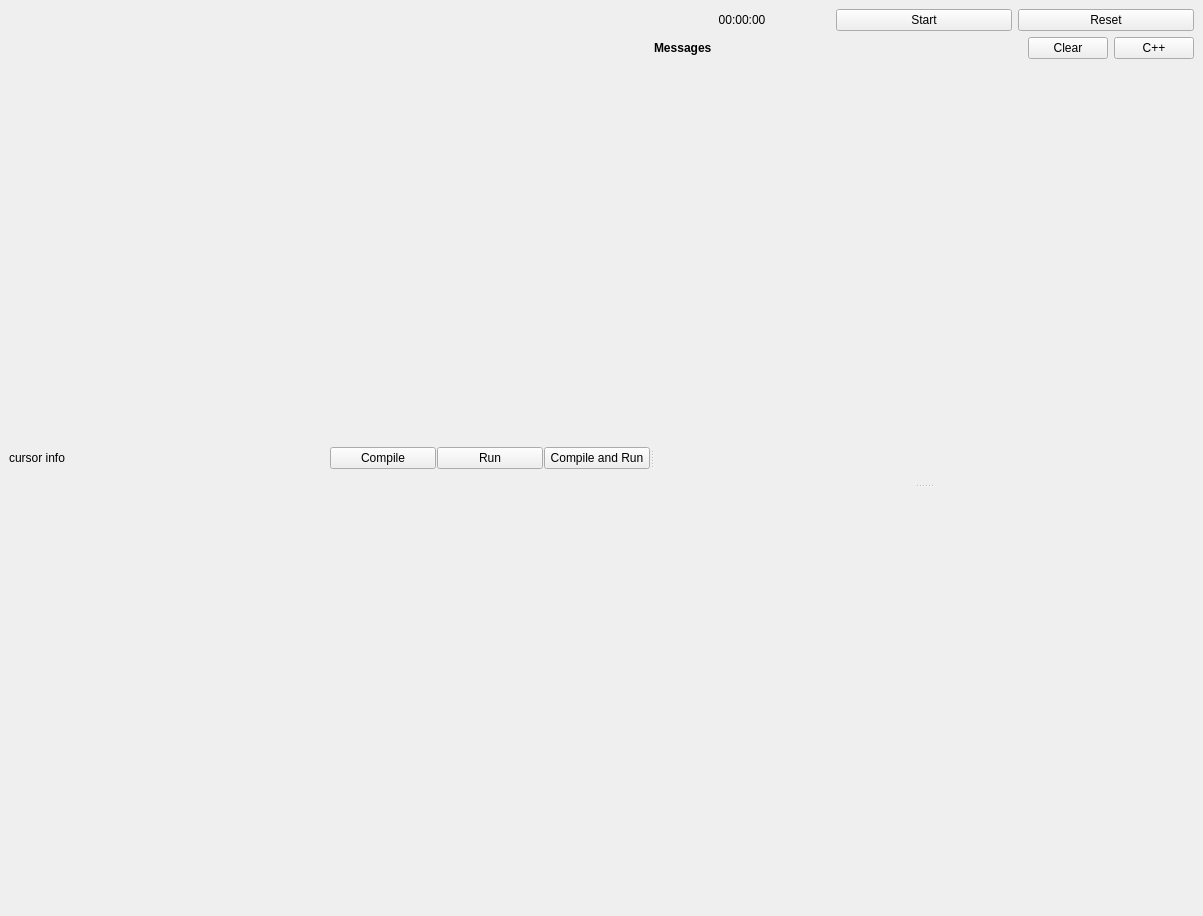
Before: the Qt Designer form ui/mainwindow.ui in cpeditor/cpeditor, drawn with Qt 5.
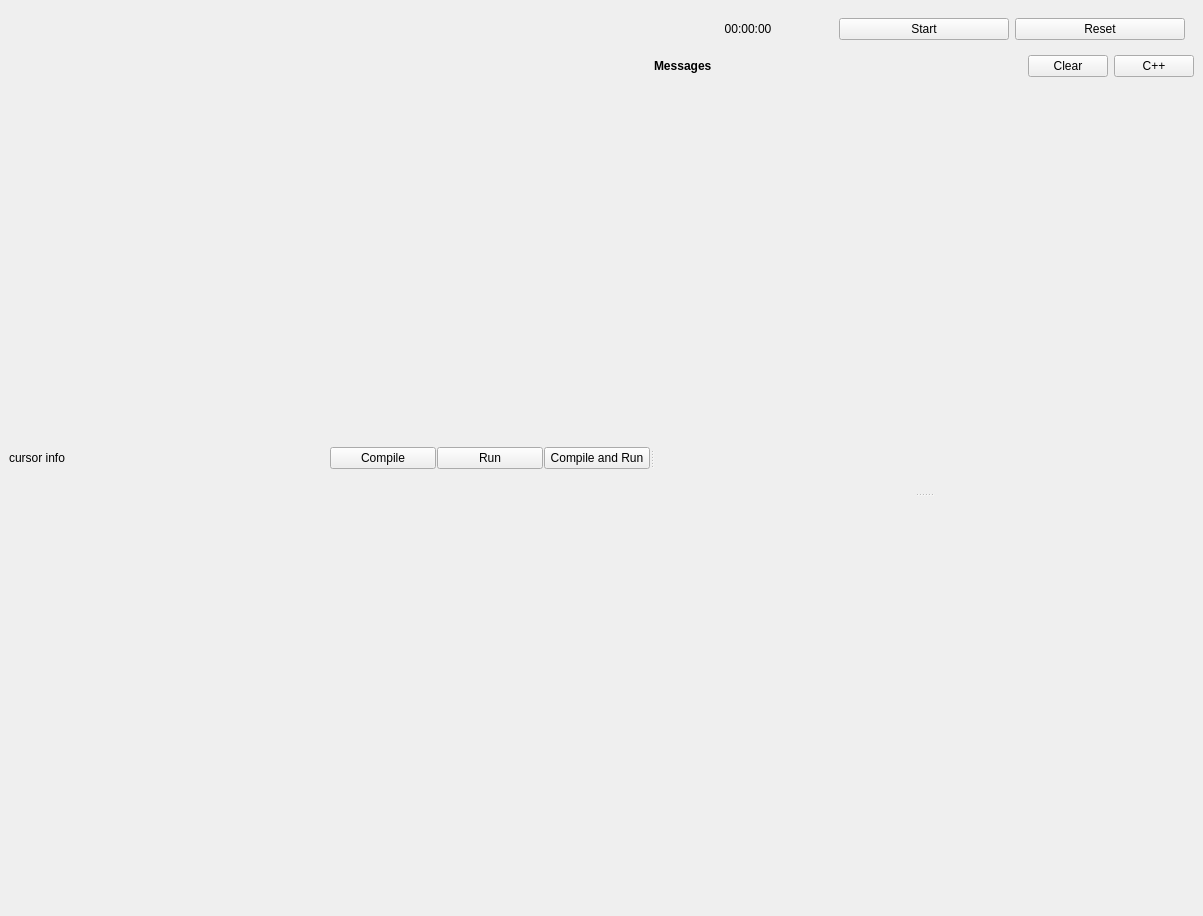
After: the same form once the commit is applied.

Commit message: Add display stopwatch and auto start/stop on tab switch setting

```diff
--- a/ui/mainwindow.ui
+++ b/ui/mainwindow.ui
@@ -83,6 +83,12 @@
           <item>
            <layout class="QHBoxLayout" name="stopWatchLayout">
             <item>
+             <widget class="QWidget" name="stopwatchWidget" native="true">
+              <property name="enabled">
+               <bool>true</bool>
+              </property>
+              <layout class="QHBoxLayout" name="horizontalLayout_2">
+               <item>
              <widget class="QLabel" name="stopwatch">
               <property name="text">
                <string>00:00:00</string>
@@ -107,6 +113,9 @@
               <property name="text">
                <string>Reset</string>
               </property>
+                </widget>
+               </item>
+              </layout>
              </widget>
             </item>
            </layout>
```
Lines whose indentation alone changed are shown as unchanged. The commit also changes 6 other files.
